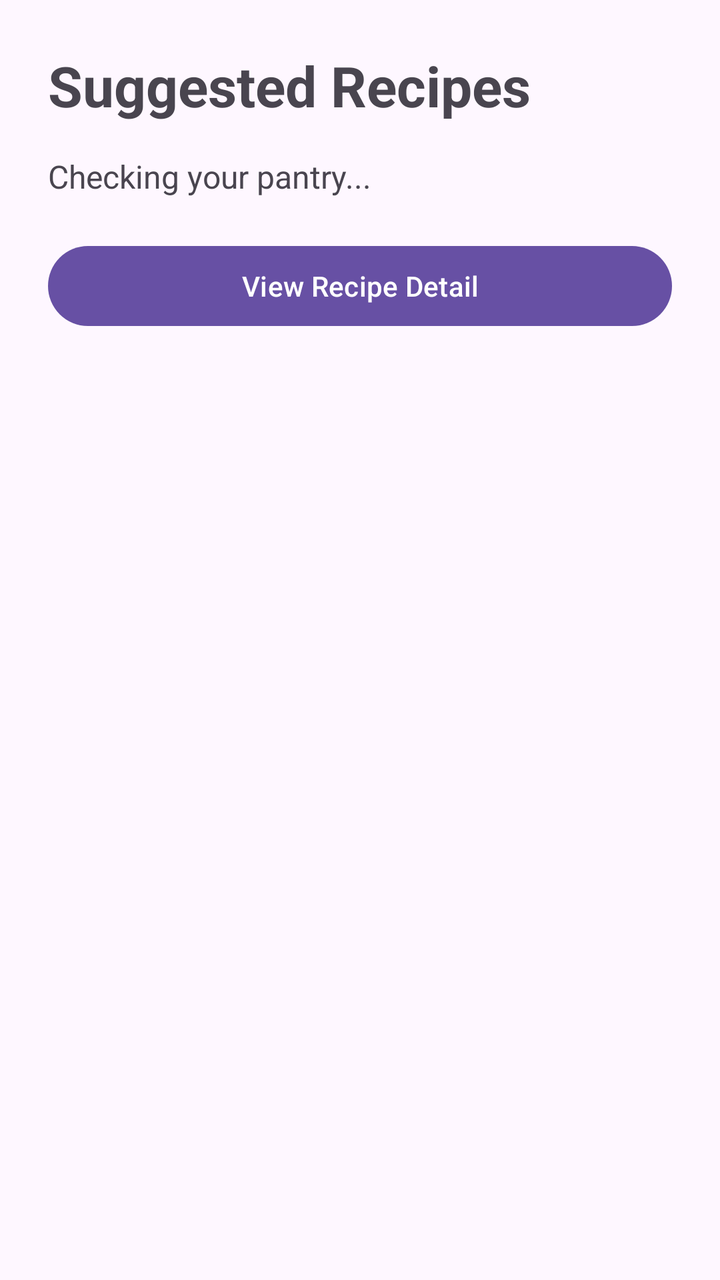
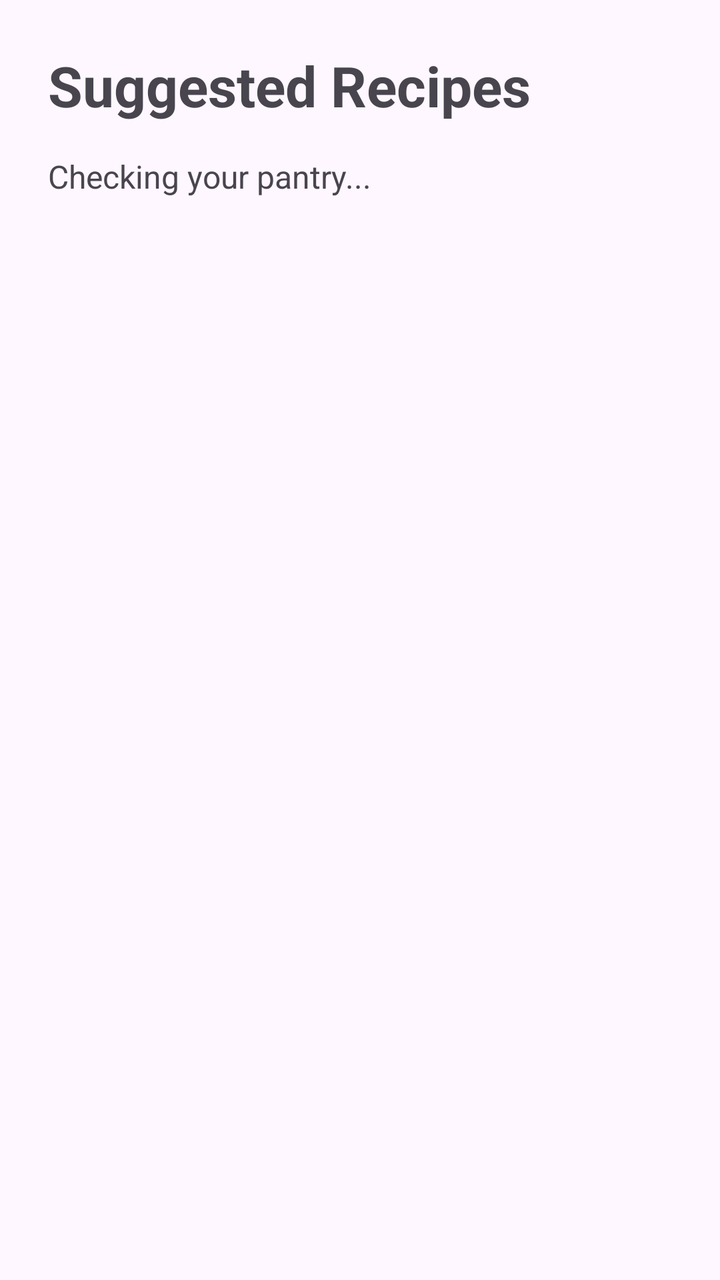

Screens rendered from an Android XML layout before and after an edit, with the pre-edit source and the edit as a unified diff.
<!-- AndroidManifest.xml: application theme Theme.SmartPantryManager -->
<!-- res/layout/activity_suggested_recipes.xml -->
<?xml version="1.0" encoding="utf-8"?>
<LinearLayout xmlns:android="http://schemas.android.com/apk/res/android"
    android:id="@+id/main"
    android:layout_width="match_parent"
    android:layout_height="match_parent"
    android:orientation="vertical"
    android:padding="24dp">

    <TextView
        android:layout_width="match_parent"
        android:layout_height="wrap_content"
        android:text="Suggested Recipes"
        android:textSize="28sp"
        android:textStyle="bold"
        android:paddingBottom="16dp" />

    <TextView
        android:id="@+id/textSuggestionStatus"
        android:layout_width="match_parent"
        android:layout_height="wrap_content"
        android:text="Checking your pantry..."
        android:textSize="16sp" />

    <Button
        android:id="@+id/buttonRecipeDetail"
        android:layout_width="match_parent"
        android:layout_height="wrap_content"
        android:text="View Recipe Detail"
        android:layout_marginTop="20dp" />

</LinearLayout>
<!-- resources referenced by this layout -->
<resources>
  <style name="Theme.SmartPantryManager" parent="Base.Theme.SmartPantryManager" />
  <style name="Base.Theme.SmartPantryManager" parent="Theme.Material3.DayNight.NoActionBar">
          
          
      </style>
</resources>

<!-- the commit's change to res/layout/activity_suggested_recipes.xml (unified diff, before → after) -->
@@ -1,31 +1,37 @@
 <?xml version="1.0" encoding="utf-8"?>
-<LinearLayout xmlns:android="http://schemas.android.com/apk/res/android"
+<ScrollView xmlns:android="http://schemas.android.com/apk/res/android"
     android:id="@+id/main"
     android:layout_width="match_parent"
-    android:layout_height="match_parent"
-    android:orientation="vertical"
-    android:padding="24dp">
+    android:layout_height="match_parent">
 
-    <TextView
+    <LinearLayout
         android:layout_width="match_parent"
         android:layout_height="wrap_content"
-        android:text="Suggested Recipes"
-        android:textSize="28sp"
-        android:textStyle="bold"
-        android:paddingBottom="16dp" />
+        android:orientation="vertical"
+        android:padding="24dp">
 
-    <TextView
-        android:id="@+id/textSuggestionStatus"
-        android:layout_width="match_parent"
-        android:layout_height="wrap_content"
-        android:text="Checking your pantry..."
-        android:textSize="16sp" />
+        <TextView
+            android:layout_width="match_parent"
+            android:layout_height="wrap_content"
+            android:paddingBottom="16dp"
+            android:text="Suggested Recipes"
+            android:textSize="28sp"
+            android:textStyle="bold" />
 
-    <Button
-        android:id="@+id/buttonRecipeDetail"
-        android:layout_width="match_parent"
-        android:layout_height="wrap_content"
-        android:text="View Recipe Detail"
-        android:layout_marginTop="20dp" />
+        <TextView
+            android:id="@+id/textSuggestionStatus"
+            android:layout_width="match_parent"
+            android:layout_height="wrap_content"
+            android:text="Checking your pantry..."
+            android:textSize="16sp" />
 
-</LinearLayout>
+        <LinearLayout
+            android:id="@+id/layoutRecipeSuggestions"
+            android:layout_width="match_parent"
+            android:layout_height="wrap_content"
+            android:layout_marginTop="20dp"
+            android:orientation="vertical" />
+
+    </LinearLayout>
+
+</ScrollView>
